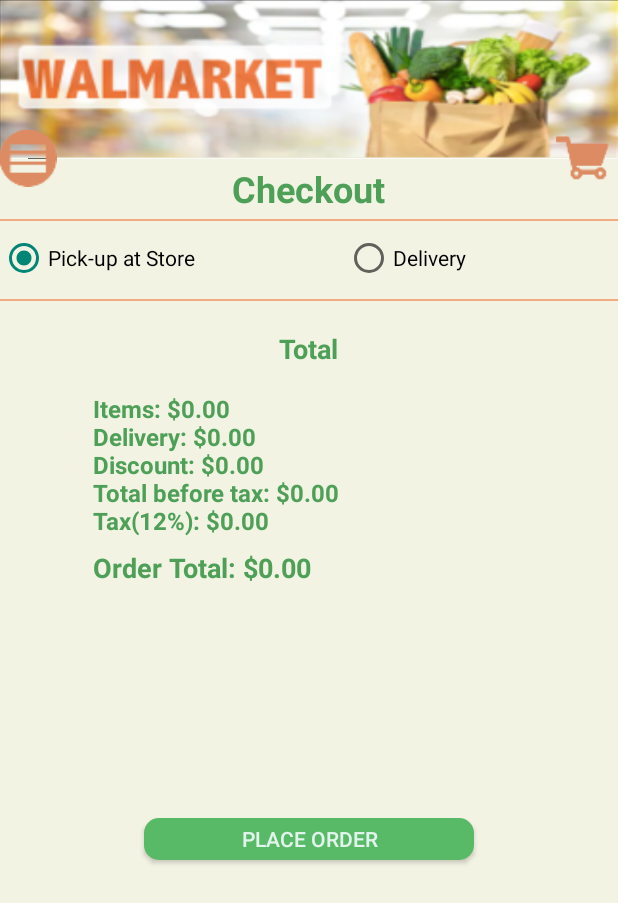
After one commit to guilhermefacanha/csis3175, an Android app: the fragment CheckoutFragment placed in its activity, on a phone screen of 412 x 824 dp. The commit adds this screen. Shown: the top 903 px of the screen. Run offline under Robolectric (Android 15) with nearby library versions, the phone set to English and light mode, and no system bars; 3 statements that could not run were skipped.

Commit message:
place order

```diff
--- /dev/null
+++ b/app/src/main/java/com/csis3175/walmarket/CheckoutFragment.java
@@ -0,0 +1,198 @@
+package com.csis3175.walmarket;
+
+import android.os.Bundle;
+import android.support.annotation.Nullable;
+import android.support.v4.app.Fragment;
+import android.support.v4.app.FragmentTransaction;
+import android.view.LayoutInflater;
+import android.view.View;
+import android.view.ViewGroup;
+import android.widget.Button;
+import android.widget.CompoundButton;
+import android.widget.RadioButton;
+import android.widget.TextView;
+
+import com.csis3175.walmarket.database.CartDbHelper;
+import com.csis3175.walmarket.database.CartItemDbHelper;
+import com.csis3175.walmarket.database.OrderDbHelper;
+import com.csis3175.walmarket.database.OrderItemDbHelper;
+import com.csis3175.walmarket.entity.Cart;
+import com.csis3175.walmarket.entity.CartItem;
+import com.csis3175.walmarket.entity.Order;
+import com.csis3175.walmarket.entity.OrderItem;
+import com.csis3175.walmarket.entity.Store;
+import com.csis3175.walmarket.entity.User;
+import com.csis3175.walmarket.util.MessageUtil;
+import com.csis3175.walmarket.util.SessionUtil;
+
+import java.text.DateFormat;
+import java.text.NumberFormat;
+import java.text.SimpleDateFormat;
+import java.util.Date;
+import java.util.List;
+
+
+public class CheckoutFragment extends Fragment {
+
+    private MainActivity mainActivity;
+
+    TextView txtOrder, txtOrderTotal;
+    Button btnPlaceOrder;
+    RadioButton radioDelivery;
+
+    CartDbHelper cartDbHelper;
+    CartItemDbHelper cartItemDbHelper;
+    OrderDbHelper orderDbHelper;
+    OrderItemDbHelper orderItemDbHelper;
+
+    Store store;
+    User user;
+    Cart cart;
+    List<CartItem> items;
+
+    NumberFormat format = NumberFormat.getCurrencyInstance();
+    DateFormat dateFormat = new SimpleDateFormat("MM-dd-yyyy HH:mm");
+
+    private double totalItems = 0;
+    private double discount = 0;
+    private double delivery = 0;
+    private double beforeTax;
+    private double totalTax;
+    private double tax = 0.12;
+    private double total = 0;
+
+    @Override
+    public View onCreateView(LayoutInflater inflater, ViewGroup container,
+                             Bundle savedInstanceState) {
+        // Inflate the layout for this fragment
+        return inflater.inflate(R.layout.fragment_checkout, container, false);
+    }
+
+    @Override
+    public void onActivityCreated(@Nullable Bundle savedInstanceState) {
+        super.onActivityCreated(savedInstanceState);
+        mainActivity = (MainActivity) getActivity();
+
+        initializeVariables();
+        updateOrderInfo();
+    }
+
+    private void initializeVariables() {
+        this.txtOrder = mainActivity.findViewById(R.id.txtOrder);
+        this.txtOrderTotal = mainActivity.findViewById(R.id.txtOrderTotal);
+        this.btnPlaceOrder = mainActivity.findViewById(R.id.btnPlaceOrder);
+
+        this.btnPlaceOrder.setOnClickListener(btnPlaceOrderOnClick());
+
+        this.radioDelivery = mainActivity.findViewById(R.id.radioDelivery);
+        this.radioDelivery.setOnCheckedChangeListener(changeDeliveryOptions());
+    }
+
+    private CompoundButton.OnCheckedChangeListener changeDeliveryOptions() {
+        return new CompoundButton.OnCheckedChangeListener() {
+            @Override
+            public void onCheckedChanged(CompoundButton buttonView, boolean isChecked) {
+                updateOrderInfo();
+            }
+        };
+    }
+
+    private void updateOrderInfo() {
+        cartDbHelper = new CartDbHelper(mainActivity);
+        cartItemDbHelper = new CartItemDbHelper(mainActivity);
+        orderDbHelper = new OrderDbHelper(mainActivity);
+        orderItemDbHelper = new OrderItemDbHelper(mainActivity);
+
+        store = SessionUtil.getStore(mainActivity);
+        user = SessionUtil.getUser(mainActivity);
+
+        cart = cartDbHelper.getLastCartByUserStore(user.getUserId(), store.getStoreId());
+        items = cartItemDbHelper.getCartItemsByCartId(cart.getCartId());
+
+        updateTotals();
+
+        StringBuffer orderInfo = new StringBuffer();
+        orderInfo.append("Items: " + format.format(totalItems) + "\n");
+        orderInfo.append("Delivery: " + format.format(delivery) + "\n");
+        orderInfo.append("Discount: " + format.format(discount) + "\n");
+        orderInfo.append("Total before tax: " + format.format(beforeTax) + "\n");
+        orderInfo.append("Tax(12%): " + format.format(totalTax) + "\n");
+        txtOrder.setText(orderInfo.toString());
+
+        txtOrderTotal.setText("Order Total: " + format.format(total));
+
+    }
+
+    private void updateTotals() {
+        totalItems = 0;
+        for (CartItem item : items) {
+            totalItems += item.getTotal();
+        }
+
+        if (radioDelivery.isChecked())
+            delivery = 5;
+        else
+            delivery = 0;
+
+        if (user.getApplyFriendlyDisc() > 0) {
+
+            discount = (user.getApplyFriendlyDisc() / 100) * total;
+        }
+
+        beforeTax = totalItems + delivery - discount;
+        totalTax = beforeTax * tax;
+        total = beforeTax * totalTax;
+    }
+
+
+    private View.OnClickListener btnPlaceOrderOnClick() {
+        return new View.OnClickListener() {
+            @Override
+            public void onClick(View v) {
+                String optDeli = radioDelivery.isChecked() ? "Delivery" : "Pick-up at Store";
+
+                Order order = new Order();
+                order.setDate(dateFormat.format(new Date()));
+                order.setDeliverCharge(delivery);
+                order.setDeliverPickupOpt(optDeli);
+                order.setFriendDiscount(discount);
+                order.setStoreId(store.getStoreId());
+                order.setUserId(user.getUserId());
+                order.setStatus("Closed");
+
+                Long orderid = orderDbHelper.addOrder(order);
+                if (orderid > 0) {
+                    try {
+                        for (CartItem item : items) {
+                            OrderItem orderItem = new OrderItem();
+                            orderItem.setPrice(item.getPrice());
+                            orderItem.setOrderId(orderid.intValue());
+                            orderItem.setItemId(item.getItemId());
+                            orderItem.setQuantity(item.getQuantity());
+
+                            orderItemDbHelper.addItem(orderItem);
+                        }
+
+                        for(CartItem item : items)
+                            cartItemDbHelper.deleteCartItem(item);
+
+                        cartDbHelper.deleteCart(cart.getCartId());
+
+                        FindStoreFragment fragment = new FindStoreFragment();
+                        FragmentTransaction ft = getFragmentManager().beginTransaction();
+                        ft.replace(R.id.frameContent, fragment);
+                        ft.setTransition(FragmentTransaction.TRANSIT_FRAGMENT_FADE);
+                        ft.addToBackStack(fragment.getClass().getSimpleName());
+                        ft.commit();
+
+                    } catch (Exception e) {
+                        MessageUtil.addMessage("Unable to place order: " + e.getMessage(), mainActivity);
+                        orderDbHelper.deleteOrder(orderid.intValue());
+                    }
+                }
+
+            }
+        };
+    }
+
+}
--- a/app/src/main/java/com/csis3175/walmarket/FindStoreFragment.java
+++ b/app/src/main/java/com/csis3175/walmarket/FindStoreFragment.java
@@ -72,14 +72,12 @@ public class FindStoreFragment extends Fragment {
                 getStoresFromPostalCode();
                 if (address != null){
                     SelectStoreFragment selectStoreFragment = new SelectStoreFragment(stores, txtPostalCode.getText().toString(), address);
-                    //selectStoreFragment.setupParameters(stores, txtPostalCode.getText().toString(), address, getActivity(), view);
                     FragmentTransaction ft = getFragmentManager().beginTransaction();
                     ft.replace(R.id.frameContent, selectStoreFragment);
                     ft.setTransition(FragmentTransaction.TRANSIT_FRAGMENT_FADE);
                     ft.addToBackStack(selectStoreFragment.getClass().getSimpleName());
                     ft.commit();
                 }
-                    //mainActivity.goToSelectStore(stores, txtPostalCode.getText().toString(), address);
             }
         });
 
--- a/app/src/main/java/com/csis3175/walmarket/RegistrationActivity.java
+++ b/app/src/main/java/com/csis3175/walmarket/RegistrationActivity.java
@@ -58,7 +58,7 @@ public class RegistrationActivity extends AppCompatActivity {
             if (userDb != null)
                 throw new Exception("The email address " + user.getEmail() + " is already registered!");
 
-            if(!userDbHelper.addUser(user))
+            if(userDbHelper.addUser(user) <= 0)
                 throw new Exception("Error registering user!");
 
             startActivity(new Intent(this, RegistrationConfirmActivity.class));
--- a/app/src/main/java/com/csis3175/walmarket/database/CartItemDbHelper.java
+++ b/app/src/main/java/com/csis3175/walmarket/database/CartItemDbHelper.java
@@ -34,7 +34,7 @@ public class CartItemDbHelper {
                 ") WITHOUT ROWID";
     }
 
-    public boolean addCartItem(CartItem cartItem) {
+    public long addCartItem(CartItem cartItem) {
         ContentValues values = new ContentValues();
         values.put(TABLE_CART_ITEM_CART_ID, cartItem.getCartId());
         values.put(TABLE_CART_ITEM_ITEM_ID, cartItem.getItemId());
--- a/app/src/main/java/com/csis3175/walmarket/database/CategoryDbHelper.java
+++ b/app/src/main/java/com/csis3175/walmarket/database/CategoryDbHelper.java
@@ -39,7 +39,7 @@ public class CategoryDbHelper {
         return inserts;
     }
 
-    public boolean addCategory(Category category){
+    public long addCategory(Category category){
         ContentValues values = new ContentValues();
         values.put(TABLE_CATEGORY_DESCRIPTION, category.getDescription());
 
--- a/app/src/main/java/com/csis3175/walmarket/database/ItemDbHelper.java
+++ b/app/src/main/java/com/csis3175/walmarket/database/ItemDbHelper.java
@@ -32,7 +32,7 @@ public class ItemDbHelper {
     }
 
 
-    public boolean addItem(Item item) {
+    public long addItem(Item item) {
         ContentValues values = new ContentValues();
         values.put(TABLE_ITEM_CATEGORY_ID, item.getCategoryId());
         values.put(TABLE_ITEM_DESCRIPTION, item.getDescription());
--- a/app/src/main/java/com/csis3175/walmarket/database/ItemStoreDbHelper.java
+++ b/app/src/main/java/com/csis3175/walmarket/database/ItemStoreDbHelper.java
@@ -34,7 +34,7 @@ public class ItemStoreDbHelper {
                 ") WITHOUT ROWID";
     }
 
-    public boolean addItemStore(ItemStore itemStore) {
+    public long addItemStore(ItemStore itemStore) {
         ContentValues values = new ContentValues();
         values.put(TABLE_ITEM_STORE_ITEM_ID, itemStore.getItemId());
         values.put(TABLE_ITEM_STORE_STORE_ID, itemStore.getStoreId());
--- a/app/src/main/java/com/csis3175/walmarket/database/OrderItemDbHelper.java
+++ b/app/src/main/java/com/csis3175/walmarket/database/OrderItemDbHelper.java
@@ -34,7 +34,7 @@ public class OrderItemDbHelper {
 
     }
 
-    public boolean addItem(OrderItem orderItem){
+    public long addItem(OrderItem orderItem){
         ContentValues values = new ContentValues();
         values.put(TABLE_ORDER_ITEM_ORDER_ID, orderItem.getOrderId());
         values.put(TABLE_ORDER_ITEM_ITEM_ID, orderItem.getItemId());
--- a/app/src/main/java/com/csis3175/walmarket/database/StoreDbHelper.java
+++ b/app/src/main/java/com/csis3175/walmarket/database/StoreDbHelper.java
@@ -57,7 +57,7 @@ public class StoreDbHelper {
     }
 
 
-    public boolean addStore(Store store) {
+    public long addStore(Store store) {
         ContentValues values = new ContentValues();
         values.put(TABLE_STORE_NAME, store.getName());
         values.put(TABLE_STORE_LATITUDE, store.getLatitude());
--- a/app/src/main/java/com/csis3175/walmarket/database/UserDbHelper.java
+++ b/app/src/main/java/com/csis3175/walmarket/database/UserDbHelper.java
@@ -36,7 +36,7 @@ public class UserDbHelper {
                 ")";
     }
 
-    public boolean addUser(User user){
+    public long addUser(User user){
         ContentValues values = new ContentValues();
         values.put(TABLE_USER_FNAME, user.getfName());
         values.put(TABLE_USER_LNAME, user.getlName());
--- /dev/null
+++ b/app/src/main/res/layout/fragment_checkout.xml
@@ -0,0 +1,115 @@
+<?xml version="1.0" encoding="utf-8"?>
+<RelativeLayout xmlns:android="http://schemas.android.com/apk/res/android"
+    xmlns:tools="http://schemas.android.com/tools"
+    android:layout_width="match_parent"
+    android:layout_height="match_parent"
+    android:layout_marginTop="@dimen/frame_top_margin"
+    android:background="@color/colorBG"
+    tools:context=".CheckoutFragment">
+
+
+    <Button
+        android:id="@+id/btnPlaceOrder"
+        android:layout_width="@dimen/btn_default_width"
+        android:layout_height="@dimen/btn_default_height"
+        android:layout_alignParentTop="true"
+        android:layout_centerHorizontal="true"
+        android:layout_marginTop="439dp"
+        android:background="@drawable/roundbtn"
+        android:text="@string/lbl_place_order"
+        android:textColor="@color/colorBtnText" />
+
+    <View
+        android:id="@+id/view"
+        android:layout_width="match_parent"
+        android:layout_height="1dp"
+        android:layout_alignParentStart="true"
+        android:layout_alignParentTop="true"
+        android:layout_marginStart="0dp"
+        android:layout_marginTop="40dp"
+        android:background="@color/colorText" />
+
+    <View
+        android:id="@+id/view2"
+        android:layout_width="match_parent"
+        android:layout_height="1dp"
+        android:layout_alignParentStart="true"
+        android:layout_alignParentTop="true"
+        android:layout_marginStart="0dp"
+        android:layout_marginTop="93dp"
+        android:background="@color/colorText" />
+
+    <TextView
+        android:id="@+id/textView22"
+        android:layout_width="wrap_content"
+        android:layout_height="wrap_content"
+        android:layout_alignParentTop="true"
+        android:layout_centerHorizontal="true"
+        android:layout_marginTop="3dp"
+        android:text="@string/lbl_checkout"
+        android:textColor="@color/colorTextGreen"
+        android:textSize="24sp"
+        android:textStyle="bold" />
+
+    <TextView
+        android:id="@+id/textView23"
+        android:layout_width="wrap_content"
+        android:layout_height="wrap_content"
+        android:layout_alignParentTop="true"
+        android:layout_centerHorizontal="true"
+        android:layout_marginTop="114dp"
+        android:text="@string/lbl_total"
+        android:textColor="@color/colorTextGreen"
+        android:textSize="18sp"
+        android:textStyle="bold" />
+
+    <TextView
+        android:id="@+id/txtOrder"
+        android:layout_width="288dp"
+        android:layout_height="102dp"
+        android:layout_alignParentTop="true"
+        android:layout_centerHorizontal="true"
+        android:layout_marginTop="155dp"
+        android:text="@string/lbl_total"
+        android:textColor="@color/colorTextGreen"
+        android:textSize="16sp"
+        android:textStyle="bold" />
+
+    <TextView
+        android:id="@+id/txtOrderTotal"
+        android:layout_width="287dp"
+        android:layout_height="wrap_content"
+        android:layout_alignStart="@+id/txtOrder"
+        android:layout_alignParentTop="true"
+        android:layout_marginTop="260dp"
+        android:text="@string/lbl_total"
+        android:textColor="@color/colorTextGreen"
+        android:textSize="18sp"
+        android:textStyle="bold" />
+
+    <RadioGroup
+        android:layout_width="match_parent"
+        android:layout_height="53dp"
+        android:layout_alignParentStart="true"
+        android:layout_alignParentTop="true"
+        android:layout_marginStart="0dp"
+        android:layout_marginTop="39dp"
+        android:gravity="center_vertical"
+        android:orientation="horizontal">
+
+        <RadioButton
+            android:id="@+id/radioPickup"
+            android:layout_width="wrap_content"
+            android:layout_height="wrap_content"
+            android:layout_weight="1"
+            android:checked="true"
+            android:text="@string/lbl_pick_up" />
+
+        <RadioButton
+            android:id="@+id/radioDelivery"
+            android:layout_width="wrap_content"
+            android:layout_height="wrap_content"
+            android:layout_weight="1"
+            android:text="@string/lbl_delivery" />
+    </RadioGroup>
+</RelativeLayout>
--- a/app/src/main/res/values/strings.xml
+++ b/app/src/main/res/values/strings.xml
@@ -73,5 +73,9 @@
     <string name="lbl_search_item">type at least 3 letters to search an item...</string>
     <string name="lbl_checkout">Checkout</string>
     <string name="lbl_new_password">New Password</string>
+    <string name="lbl_pick_up">Pick-up at Store</string>
+    <string name="lbl_delivery">Delivery</string>
+    <string name="lbl_total">Total</string>
+    <string name="lbl_place_order">Place Order</string>
 
 </resources>
```
Also changed, not shown: app/src/main/java/com/csis3175/walmarket/CartFragment.java (+21 -1 lines), app/src/main/java/com/csis3175/walmarket/database/CartDbHelper.java (+9 -3 lines), app/src/main/java/com/csis3175/walmarket/database/DatabaseHelper.java (+9 -12 lines), app/src/main/java/com/csis3175/walmarket/database/OrderDbHelper.java (+14 -6 lines).
